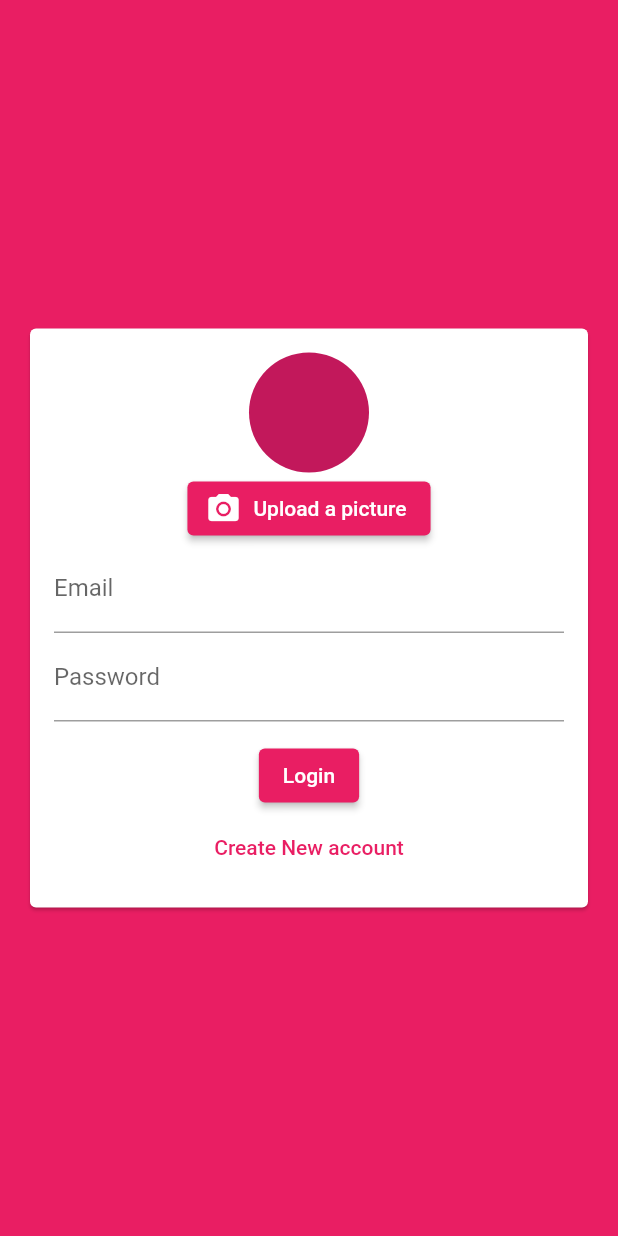
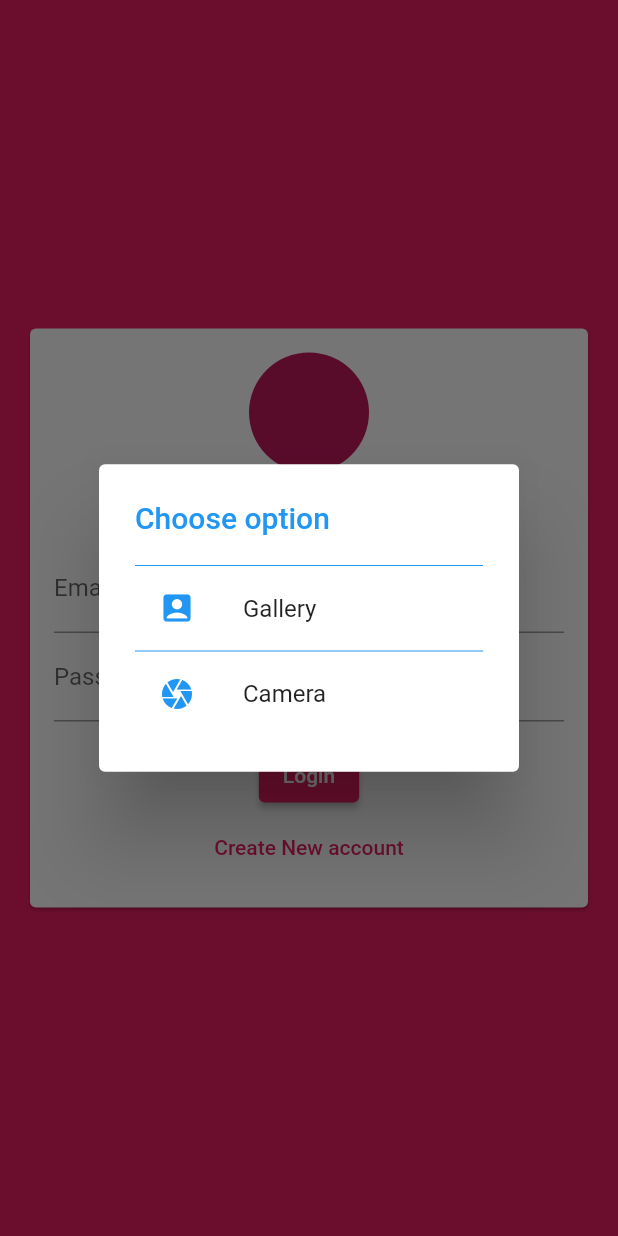
Before and after one commit to sushil11-art/Chat-App, a Flutter app: the screen it shows after launch, after a tap on "Upload a picture", on a phone screen of 412 x 824 dp. Run offline on Flutter 3.47's test engine with Material 2 defaults, Android fonts, the phone set to English and light mode, and no system bars; our stand-ins replace cloud_firestore, firebase_auth, firebase_core, get, image_picker; accounts and stored records are empty.

Commit message:
image picker in working perfectly

```diff
--- a/lib/widgets/auth/auth_form.dart
+++ b/lib/widgets/auth/auth_form.dart
@@ -45,7 +45,7 @@ class _AuthFormState extends State<AuthForm> {
               child: Column(
                 mainAxisSize: MainAxisSize.min,
                 children: [
-                  ImagePicker(),
+                  UserImagePicker(),
                   TextFormField(
                     key: ValueKey('email'),
                     validator: (value) {
--- a/lib/widgets/pickers/user_image_picker.dart
+++ b/lib/widgets/pickers/user_image_picker.dart
@@ -1,27 +1,87 @@
+import 'dart:io';
+
 import 'package:flutter/material.dart';
 import 'package:image_picker/image_picker.dart';
 
-class ImagePicker extends StatefulWidget {
-  const ImagePicker({Key? key}) : super(key: key);
+class UserImagePicker extends StatefulWidget {
+  const UserImagePicker({Key? key}) : super(key: key);
 
   @override
-  _ImagePickerState createState() => _ImagePickerState();
+  _UserImagePickerState createState() => _UserImagePickerState();
 }
 
-class _ImagePickerState extends State<ImagePicker> {
-  void _pickImage() {
-    showDialog<ImageSource>(
-      context: context,
-      builder: (context) =>
-          AlertDialog(content: Text("Choose image source"), actions: [
-        ElevatedButton(
-            child: const Text("Camera"), onPressed: () => ImageSource.camera),
-        ElevatedButton(
-          child: const Text("Gallery"),
-          onPressed: () => ImageSource.camera,
-        ),
-      ]),
+class _UserImagePickerState extends State<UserImagePicker> {
+  late XFile _pickedImage;
+  // PickedFile? imageFile = null;
+  ImagePicker _picker = ImagePicker();
+  Future<void> _showChoiceDialog(BuildContext context) {
+    return showDialog(
+        context: context,
+        builder: (BuildContext context) {
+          return AlertDialog(
+            title: const Text(
+              "Choose option",
+              style: TextStyle(color: Colors.blue),
+            ),
+            content: SingleChildScrollView(
+              child: ListBody(
+                children: [
+                  const Divider(
+                    height: 1,
+                    color: Colors.blue,
+                  ),
+                  ListTile(
+                    onTap: () {
+                      // _picker.pickImage
+                      _openGallery(context);
+                    },
+                    title: const Text("Gallery"),
+                    leading: const Icon(
+                      Icons.account_box,
+                      color: Colors.blue,
+                    ),
+                  ),
+                  const Divider(
+                    height: 1,
+                    color: Colors.blue,
+                  ),
+                  ListTile(
+                    onTap: () {
+                      _openCamera(context);
+                    },
+                    title: const Text("Camera"),
+                    leading: const Icon(
+                      Icons.camera,
+                      color: Colors.blue,
+                    ),
+                  ),
+                ],
+              ),
+            ),
+          );
+        });
+  }
+
+  void _openGallery(BuildContext context) async {
+    final pickedFile = await _picker.pickImage(
+      source: ImageSource.gallery,
     );
+    setState(() {
+      _pickedImage = pickedFile as XFile;
+      // imageFile = pickedFile! as PickedFile?;
+    });
+
+    Navigator.pop(context);
+  }
+
+  void _openCamera(BuildContext context) async {
+    final pickedFile = await _picker.pickImage(
+      source: ImageSource.camera,
+    );
+    setState(() {
+      _pickedImage = pickedFile as XFile;
+    });
+    Navigator.pop(context);
   }
 
   @override
@@ -32,7 +92,9 @@ class _ImagePickerState extends State<ImagePicker> {
           radius: 40,
         ),
         ElevatedButton.icon(
-            onPressed: () {},
+            onPressed: () {
+              _showChoiceDialog(context);
+            },
             icon: Icon(Icons.camera_alt),
             label: Text('Upload a picture')),
       ],
```
Also changed, not shown: 1 other file.
